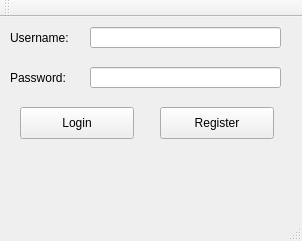
First picture: the form in 2018/pwn/harmony/client/ui/login_window.ui, repository HackGT/ctf-problems, before the edit.
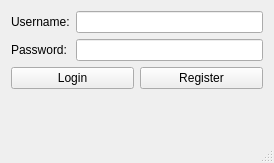
Second picture: the form after the edit.

The edit to the form file:
```diff
--- a/2018/pwn/harmony/client/ui/login_window.ui
+++ b/2018/pwn/harmony/client/ui/login_window.ui
@@ -6,120 +6,69 @@
    <rect>
     <x>0</x>
     <y>0</y>
-    <width>302</width>
-    <height>241</height>
+    <width>274</width>
+    <height>163</height>
    </rect>
   </property>
   <property name="windowTitle">
    <string>MainWindow</string>
   </property>
   <widget class="QWidget" name="centralWidget">
+   <layout class="QVBoxLayout" name="verticalLayout">
+    <item>
+     <layout class="QFormLayout" name="formLayout">
+      <item row="0" column="1">
+       <widget class="QLineEdit" name="username"/>
+      </item>
+      <item row="0" column="0">
    <widget class="QLabel" name="label">
-    <property name="geometry">
-     <rect>
-      <x>10</x>
-      <y>5</y>
-      <width>91</width>
-      <height>31</height>
-     </rect>
-    </property>
     <property name="text">
      <string>Username:</string>
     </property>
    </widget>
+      </item>
+      <item row="1" column="0">
    <widget class="QLabel" name="label_2">
-    <property name="geometry">
-     <rect>
-      <x>10</x>
-      <y>40</y>
-      <width>91</width>
-      <height>41</height>
-     </rect>
-    </property>
     <property name="text">
      <string>Password:</string>
     </property>
    </widget>
+      </item>
+      <item row="1" column="1">
+       <widget class="QLineEdit" name="password">
+        <property name="echoMode">
+         <enum>QLineEdit::Password</enum>
+        </property>
+       </widget>
+      </item>
+     </layout>
+    </item>
+    <item>
+     <layout class="QHBoxLayout" name="horizontalLayout">
+      <item>
    <widget class="QPushButton" name="login">
-    <property name="geometry">
-     <rect>
-      <x>20</x>
-      <y>90</y>
-      <width>114</width>
-      <height>32</height>
-     </rect>
-    </property>
     <property name="text">
      <string>Login</string>
     </property>
    </widget>
+      </item>
+      <item>
    <widget class="QPushButton" name="register_2">
-    <property name="geometry">
-     <rect>
-      <x>160</x>
-      <y>90</y>
-      <width>114</width>
-      <height>32</height>
-     </rect>
-    </property>
     <property name="text">
      <string>Register</string>
     </property>
    </widget>
-   <widget class="QLineEdit" name="username">
-    <property name="geometry">
-     <rect>
-      <x>90</x>
-      <y>10</y>
-      <width>191</width>
-      <height>21</height>
-     </rect>
-    </property>
-   </widget>
-   <widget class="QLineEdit" name="password">
-    <property name="geometry">
-     <rect>
-      <x>90</x>
-      <y>50</y>
-      <width>191</width>
-      <height>21</height>
-     </rect>
-    </property>
-    <property name="echoMode">
-     <enum>QLineEdit::Password</enum>
-    </property>
-   </widget>
+      </item>
+     </layout>
+    </item>
+    <item>
    <widget class="QLabel" name="error_label">
-    <property name="geometry">
-     <rect>
-      <x>20</x>
-      <y>150</y>
-      <width>261</width>
-      <height>16</height>
-     </rect>
-    </property>
     <property name="text">
      <string/>
     </property>
    </widget>
-  </widget>
-  <widget class="QMenuBar" name="menuBar">
-   <property name="geometry">
-    <rect>
-     <x>0</x>
-     <y>0</y>
-     <width>302</width>
-     <height>22</height>
-    </rect>
-   </property>
-  </widget>
-  <widget class="QToolBar" name="mainToolBar">
-   <attribute name="toolBarArea">
-    <enum>TopToolBarArea</enum>
-   </attribute>
-   <attribute name="toolBarBreak">
-    <bool>false</bool>
-   </attribute>
+    </item>
+   </layout>
   </widget>
   <widget class="QStatusBar" name="statusBar"/>
  </widget>
```
Lines whose indentation alone changed are shown as unchanged.
